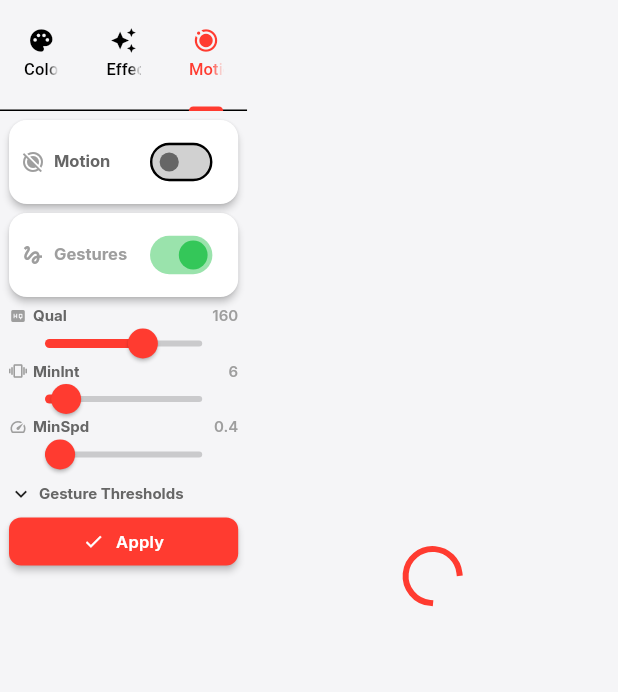
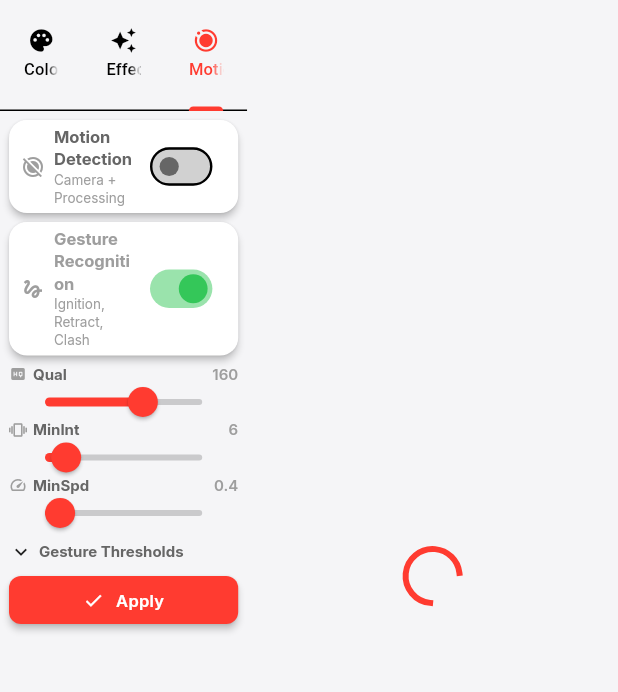
Before and after one commit to rederyk/LedSaber, a Flutter app: the ControlScreen screen opened directly, tab 3 chosen, on a phone screen of 412 x 824 dp, the part 84-776 px from its top. Run offline on Flutter 3.47's test engine with Material 3 defaults, Android fonts, the light colour scheme and no system bars; our stand-ins replace flutter_blue_plus, flutter_colorpicker, permission_handler, shared_preferences; accounts and stored records are empty; project files that could hold a hidden picture were left out.

Commit message:
appDesign motion complete

```diff
--- a/AppMobile/flutter_led_saber/lib/models/connected_device.dart
+++ b/AppMobile/flutter_led_saber/lib/models/connected_device.dart
@@ -16,6 +16,7 @@ class ConnectedDevice {
   final BluetoothDevice device;
   final LedService ledService;
   final MotionService? motionService; // Opzionale, potrebbe non essere presente
+  final List<BluetoothService>? allServices; // Tutti i servizi BLE scoperti
   final DateTime connectedAt;
   bool isActive; // Device correntemente visualizzato
   ConnectionStatus connectionStatus; // Stato connessione
@@ -27,6 +28,7 @@ class ConnectedDevice {
     required this.device,
     required this.ledService,
     this.motionService,
+    this.allServices,
     required this.connectedAt,
     this.isActive = false,
     this.connectionStatus = ConnectionStatus.connected,
@@ -48,14 +50,16 @@ class ConnectedDevice {
     Map<String, dynamic> json,
     BluetoothDevice device,
     LedService ledService,
-    MotionService? motionService,
-  ) {
+    MotionService? motionService, {
+    List<BluetoothService>? allServices,
+  }) {
     return ConnectedDevice(
       id: json['id'] as String,
       name: json['name'] as String,
       device: device,
       ledService: ledService,
       motionService: motionService,
+      allServices: allServices,
       connectedAt: DateTime.parse(json['connectedAt'] as String),
       isActive: json['isActive'] as bool? ?? false,
     );
--- a/AppMobile/flutter_led_saber/lib/models/motion_state.dart
+++ b/AppMobile/flutter_led_saber/lib/models/motion_state.dart
@@ -74,8 +74,9 @@ class MotionState {
 }
 
 /// Modello configurazione Motion Detection
+/// NOTA: 'enabled' NON è incluso perché viene gestito separatamente
+/// tramite comandi enable/disable (non fa parte della config)
 class MotionConfig {
-  final bool enabled;
   final bool gesturesEnabled;
   final int quality;
   final int motionIntensityMin;
@@ -90,7 +91,6 @@ class MotionConfig {
   final bool debugLogs;
 
   MotionConfig({
-    required this.enabled,
     required this.gesturesEnabled,
     required this.quality,
     required this.motionIntensityMin,
@@ -106,9 +106,9 @@ class MotionConfig {
   });
 
   /// Crea un MotionConfig da JSON ricevuto via BLE
+  /// NOTA: 'enabled' viene ignorato se presente, perché non fa parte della config
   factory MotionConfig.fromJson(Map<String, dynamic> json) {
     return MotionConfig(
-      enabled: json['enabled'] ?? false,
       gesturesEnabled: json['gesturesEnabled'] ?? true,
       quality: json['quality'] ?? 160,
       motionIntensityMin: json['motionIntensityMin'] ?? 6,
@@ -125,9 +125,9 @@ class MotionConfig {
   }
 
   /// Converte il MotionConfig in JSON per invio via BLE
+  /// NOTA: 'enabled' NON è incluso (viene gestito tramite comandi separati)
   Map<String, dynamic> toJson() {
     return {
-      'enabled': enabled,
       'gesturesEnabled': gesturesEnabled,
       'quality': quality,
       'motionIntensityMin': motionIntensityMin,
@@ -145,7 +145,6 @@ class MotionConfig {
 
   /// Copia del MotionConfig con modifiche
   MotionConfig copyWith({
-    bool? enabled,
     bool? gesturesEnabled,
     int? quality,
     int? motionIntensityMin,
@@ -160,7 +159,6 @@ class MotionConfig {
     bool? debugLogs,
   }) {
     return MotionConfig(
-      enabled: enabled ?? this.enabled,
       gesturesEnabled: gesturesEnabled ?? this.gesturesEnabled,
       quality: quality ?? this.quality,
       motionIntensityMin: motionIntensityMin ?? this.motionIntensityMin,
@@ -178,7 +176,7 @@ class MotionConfig {
 
   @override
   String toString() {
-    return 'MotionConfig(enabled: $enabled, gesturesEnabled: $gesturesEnabled, '
+    return 'MotionConfig(gesturesEnabled: $gesturesEnabled, '
         'quality: $quality, motionIntensityMin: $motionIntensityMin, '
         'motionSpeedMin: $motionSpeedMin)';
   }
--- a/AppMobile/flutter_led_saber/lib/providers/ble_provider.dart
+++ b/AppMobile/flutter_led_saber/lib/providers/ble_provider.dart
@@ -36,6 +36,7 @@ class BleProvider extends ChangeNotifier {
   LedService? get ledService => _deviceManager.activeDevice?.ledService;
   MotionService? get motionService => _deviceManager.activeDevice?.motionService;
   BluetoothDevice? get connectedDevice => _deviceManager.activeDevice?.device;
+  List<BluetoothService>? get allServices => _deviceManager.activeDevice?.allServices;
   int get deviceCount => _deviceManager.deviceCount;
 
   /// Inizializza il servizio BLE e carica devices salvati
--- a/AppMobile/flutter_led_saber/lib/screens/control_screen.dart
+++ b/AppMobile/flutter_led_saber/lib/screens/control_screen.dart
@@ -41,9 +41,12 @@ class _ControlScreenState extends State<ControlScreen> with SingleTickerProvider
       if (mounted) {
         ledProvider.setLedService(bleProvider.ledService);
 
-        // Aggiorna anche il Motion Service
+        // Aggiorna anche il Motion Service (con tutti i servizi per camera sync)
         final motionProvider = Provider.of<MotionProvider>(context, listen: false);
-        motionProvider.setMotionService(bleProvider.motionService);
+        motionProvider.setMotionService(
+          bleProvider.motionService,
+          allServices: bleProvider.allServices,
+        );
       }
     });
 
--- a/AppMobile/flutter_led_saber/lib/screens/tabs/motion_tab.dart
+++ b/AppMobile/flutter_led_saber/lib/screens/tabs/motion_tab.dart
@@ -152,7 +152,8 @@ class _MotionTabState extends State<MotionTab> {
 
   /// Motion Detection Toggle (compatto)
   Widget _buildMotionToggle(MotionState? state, MotionConfig? config, MotionProvider provider) {
-    final isEnabled = state?.enabled ?? config?.enabled ?? false;
+    // enabled viene letto solo dallo stato (non dalla config)
+    final isEnabled = state?.enabled ?? false;
 
     return Card(
       margin: EdgeInsets.zero,
@@ -161,7 +162,9 @@ class _MotionTabState extends State<MotionTab> {
         child: Row(
           mainAxisAlignment: MainAxisAlignment.spaceBetween,
           children: [
-            Row(
+            Expanded(
+              child: Row(
+                mainAxisSize: MainAxisSize.min,
                 children: [
                   Icon(
                     isEnabled ? Icons.motion_photos_on : Icons.motion_photos_off,
@@ -169,14 +172,30 @@ class _MotionTabState extends State<MotionTab> {
                     size: 16,
                   ),
                   const SizedBox(width: 6),
+                  Flexible(
+                    child: Column(
+                      crossAxisAlignment: CrossAxisAlignment.start,
+                      mainAxisSize: MainAxisSize.min,
+                      children: [
                         Text(
-                  'Motion',
+                          'Motion Detection',
                           style: Theme.of(context).textTheme.bodySmall?.copyWith(
                             fontWeight: FontWeight.bold,
                             fontSize: 11,
                           ),
                         ),
+                        Text(
+                          'Camera + Processing',
+                          style: Theme.of(context).textTheme.bodySmall?.copyWith(
+                            fontSize: 9,
+                            color: Colors.grey,
+                          ),
+                        ),
                       ],
+                    ),
+                  ),
+                ],
+              ),
             ),
             Transform.scale(
               scale: 0.8,
@@ -194,7 +213,8 @@ class _MotionTabState extends State<MotionTab> {
   /// Gestures Enable Toggle (compatto)
   Widget _buildGesturesToggle(MotionConfig? config, MotionProvider provider) {
     final isEnabled = config?.gesturesEnabled ?? true;
-    final motionEnabled = provider.currentState?.enabled ?? config?.enabled ?? false;
+    // motionEnabled viene letto solo dallo stato (non dalla config)
+    final motionEnabled = provider.currentState?.enabled ?? false;
 
     return Card(
       margin: EdgeInsets.zero,
@@ -213,12 +233,27 @@ class _MotionTabState extends State<MotionTab> {
                     size: 16,
                   ),
                   const SizedBox(width: 6),
+                  Flexible(
+                    child: Column(
+                      crossAxisAlignment: CrossAxisAlignment.start,
+                      mainAxisSize: MainAxisSize.min,
+                      children: [
                         Text(
-                    'Gestures',
+                          'Gesture Recognition',
                           style: Theme.of(context).textTheme.bodySmall?.copyWith(
                             fontWeight: FontWeight.bold,
                             fontSize: 11,
                             color: motionEnabled ? null : Colors.grey,
+                          ),
+                        ),
+                        Text(
+                          'Ignition, Retract, Clash',
+                          style: Theme.of(context).textTheme.bodySmall?.copyWith(
+                            fontSize: 9,
+                            color: Colors.grey,
+                          ),
+                        ),
+                      ],
                     ),
                   ),
                 ],
--- a/AppMobile/flutter_led_saber/lib/services/motion_service.dart
+++ b/AppMobile/flutter_led_saber/lib/services/motion_service.dart
@@ -15,7 +15,12 @@ class MotionService {
   static const String charMotionEvents = "9ef6c5d4-fc21-5b4f-9b5d-2345678901bd"; // NOTIFY
   static const String charMotionConfig = "aff7d6e5-0d32-4c5a-ac6e-3456789012ce"; // READ + WRITE
 
+  // UUID del servizio Camera (necessario per sincronizzare motion+camera)
+  static const String cameraServiceUuid = "5fafc301-1fb5-459e-8fcc-c5c9c331914b";
+  static const String charCameraControl = "7dc5a4c3-eb10-4a3e-8a4c-1234567890ab"; // WRITE
+
   final BluetoothService _service;
+  BluetoothCharacteristic? _cameraControlChar;
   final StreamController<MotionState> _motionStateController =
       StreamController<MotionState>.broadcast();
   final StreamController<MotionEvent> _motionEventController =
@@ -244,6 +249,50 @@ class MotionService {
     await sendControlCommand('calibrate');
   }
 
+  /// Inizializza la camera characteristic (opzionale, chiamato se serve camera sync)
+  Future<void> initCameraControl(List<BluetoothService> allServices) async {
+    try {
+      // Cerca il servizio camera
+      final cameraService = allServices.firstWhere(
+        (s) => s.uuid.toString().toLowerCase() == cameraServiceUuid.toLowerCase(),
+        orElse: () => throw Exception('Camera service non trovato'),
+      );
+
+      // Cerca la characteristic control
+      _cameraControlChar = cameraService.characteristics.firstWhere(
+        (c) => c.uuid.toString().toLowerCase() == charCameraControl.toLowerCase(),
+        orElse: () => throw Exception('Camera Control characteristic non trovata'),
+      );
+
+      debugPrint('[MotionService] Camera Control characteristic inizializzata');
+    } catch (e) {
+      debugPrint('[MotionService] WARNING: Impossibile inizializzare camera control: $e');
+      // Non blocchiamo se la camera non è disponibile
+    }
+  }
+
+  /// Invia comando Camera Control (start, stop, init)
+  Future<void> sendCameraCommand(String command) async {
+    if (_cameraControlChar == null) {
+      debugPrint('[MotionService] ERROR: Camera Control characteristic non disponibile');
+      throw Exception('Camera Control characteristic non disponibile. Chiama initCameraControl prima.');
+    }
+
+    try {
+      debugPrint('[MotionService] Invio comando camera: $command');
+
+      await _cameraControlChar!.write(
+        utf8.encode(command),
+        withoutResponse: false,
+      );
+
+      debugPrint('[MotionService] Comando camera "$command" inviato con successo');
+    } catch (e) {
+      debugPrint('[MotionService] ERROR inviando comando camera: $e');
+      throw Exception('Errore inviando comando camera: $e');
+    }
+  }
+
   /// Cleanup
   void dispose() {
     _statusSubscription?.cancel();
--- a/AppMobile/flutter_led_saber/lib/services/multi_device_manager.dart
+++ b/AppMobile/flutter_led_saber/lib/services/multi_device_manager.dart
@@ -203,6 +203,7 @@ class MultiDeviceManager extends ChangeNotifier {
         device: device,
         ledService: ledService,
         motionService: motionService,
+        allServices: services, // Salva tutti i servizi per accesso futuro
         connectedAt: DateTime.now(),
         isActive: _connectedDevices.isEmpty, // Primo device = attivo
       );
```
Also changed, not shown: AppMobile/flutter_led_saber/lib/providers/motion_provider.dart (+33 -14 lines). Lines whose indentation alone changed are shown as unchanged.
